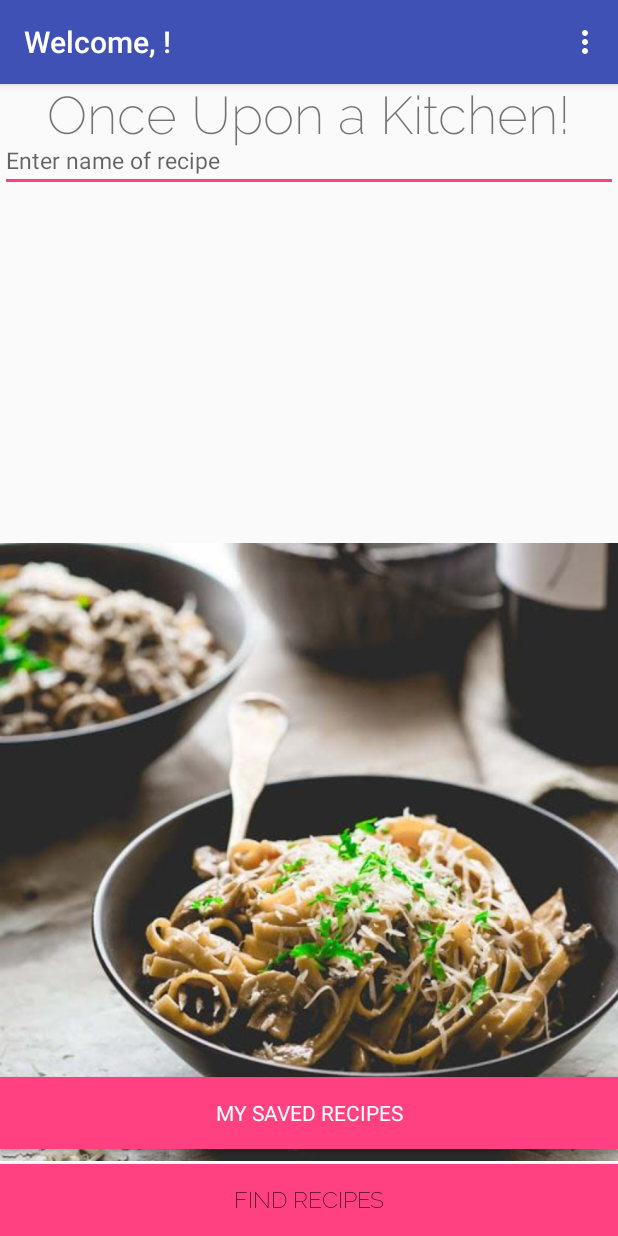
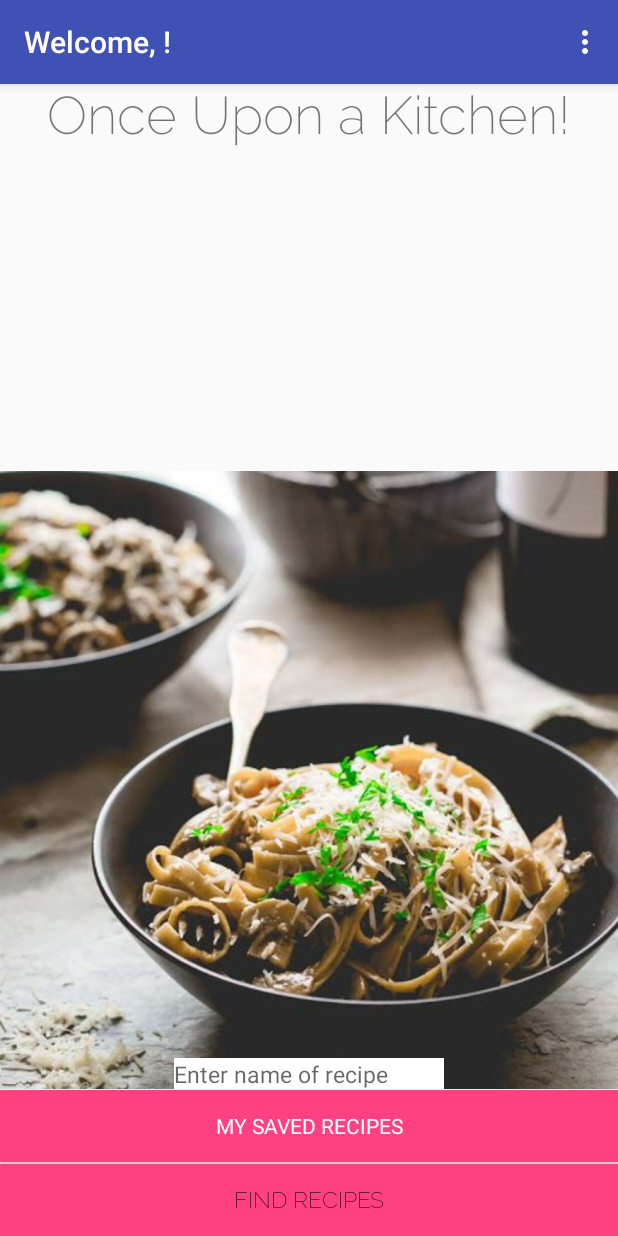
Before and after one commit to carolynemilgo/InstaRecipe, an Android app: the screen it shows after launch once a user with an empty profile is signed in (MainActivity), on a phone screen of 412 x 824 dp. Run offline under Robolectric (Android 15) with nearby library versions, the phone set to English and light mode, and no system bars; our stand-ins replace ButterKnife, Firebase (no records; nobody signed in at launch, a user with empty details on screens opened directly).

Commit message:
updated main activity edit text view

```diff
--- a/app/src/main/res/layout/activity_main.xml
+++ b/app/src/main/res/layout/activity_main.xml
@@ -13,8 +13,9 @@
         android:layout_height="wrap_content"
         android:id="@+id/welcomePage"
         android:src="@drawable/bowl"
-        android:layout_alignBottom="@+id/findRecipesButton"
-        />
+        android:layout_above="@+id/findRecipesButton"
+        android:layout_alignParentLeft="true"
+        android:layout_alignParentStart="true" />
 
     <TextView
         android:id="@+id/introMessage"
@@ -29,15 +30,14 @@
 
     <EditText
         android:id="@+id/editTextView"
-        android:layout_width="match_parent"
+        android:layout_width="180dp"
         android:layout_height="wrap_content"
-        android:textSize="15sp"
+        android:layout_above="@+id/savedRecipesButton"
+        android:layout_centerHorizontal="true"
+        android:background="@color/colorWhite"
         android:hint="Enter name of recipe"
-        android:textColor="@color/colorWhite"
-        android:layout_marginTop="30dp"
-        android:layout_alignParentTop="true"
-        android:layout_alignParentLeft="true"
-        android:layout_alignParentStart="true" />
+        android:textColorLink="#ffffff"
+        android:textSize="15sp" />
 
     <Button
         android:layout_width="match_parent"
@@ -46,12 +46,12 @@
         android:id="@+id/savedRecipesButton"
         android:background="@color/colorAccent"
         android:textColor="@color/colorWhite"
-        android:layout_marginBottom="58dp"
+        android:layout_marginBottom="49dp"
         android:visibility="visible"
+        android:fontFamily="sans-serif"
         android:layout_alignParentBottom="true"
         android:layout_alignParentLeft="true"
-        android:layout_alignParentStart="true"
-        android:fontFamily="sans-serif"/>
+        android:layout_alignParentStart="true" />
     <Button
         android:layout_width="match_parent"
         android:layout_height="wrap_content"
```
